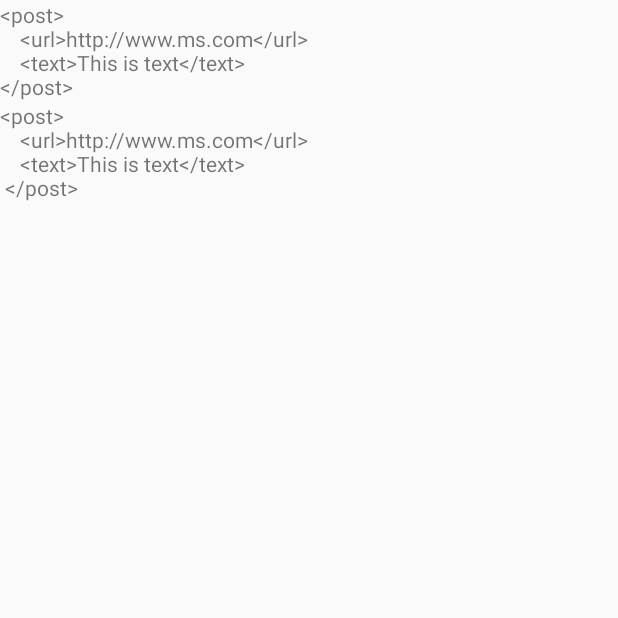
After one commit to MCristoni/AplicativoTutorial, an Android app: the TesteActivity screen opened directly, with no data from a screen before it, on a phone screen of 412 x 824 dp, the top half of it. The commit adds this screen. Run offline under Robolectric (Android 15) with nearby library versions, the phone set to English and light mode, and no system bars.

Commit message:
Layout para scroll de textview

```diff
--- a/app/build.gradle
+++ b/app/build.gradle
@@ -30,6 +30,7 @@ dependencies {
     compile 'com.android.support:appcompat-v7:25.1.1'
     compile 'com.android.support:design:25.2.0'
     compile 'br.com.livroandroid:android-utils:1.0.5'
-    compile "com.android.support:support-core-utils:25.2.0"
+    compile 'com.android.support:support-core-utils:25.2.0'
+    compile 'com.android.support.constraint:constraint-layout:1.0.2'
     testCompile 'junit:junit:4.12'
 }
--- a/app/src/main/AndroidManifest.xml
+++ b/app/src/main/AndroidManifest.xml
@@ -15,6 +15,7 @@
                 <category android:name="android.intent.category.LAUNCHER" />
             </intent-filter>
         </activity>
+        <activity android:name=".activity.TesteActivity"></activity>
     </application>
 
 </manifest>
--- /dev/null
+++ b/app/src/main/java/com/matheuscristoni/tutoriais/activity/TesteActivity.java
@@ -0,0 +1,18 @@
+package com.matheuscristoni.tutoriais.activity;
+
+import android.support.v7.app.AppCompatActivity;
+import android.os.Bundle;
+import android.widget.TextView;
+
+import com.matheuscristoni.tutoriais.R;
+
+public class TesteActivity extends AppCompatActivity {
+
+    @Override
+    protected void onCreate(Bundle savedInstanceState) {
+        super.onCreate(savedInstanceState);
+        setContentView(R.layout.activity_teste);
+
+        ((TextView)findViewById(R.id.test2)).setText(R.string.test);
+    }
+}
--- a/app/src/main/java/com/matheuscristoni/tutoriais/adapter/adapterListaAndroid.java
+++ b/app/src/main/java/com/matheuscristoni/tutoriais/adapter/adapterListaAndroid.java
@@ -1,6 +1,7 @@
 package com.matheuscristoni.tutoriais.adapter;
 
 import android.app.Activity;
+import android.content.Intent;
 import android.view.View;
 import android.view.ViewGroup;
 import android.widget.BaseAdapter;
@@ -12,6 +13,7 @@ import com.matheuscristoni.tutoriais.R;
 
 import java.util.List;
 
+import com.matheuscristoni.tutoriais.activity.TesteActivity;
 import com.matheuscristoni.tutoriais.constantes.Constantes;
 import com.matheuscristoni.tutoriais.constantes.Item;
 
@@ -73,6 +75,13 @@ public class adapterListaAndroid extends BaseAdapter
                     dialog.ShowDialog(context, item);
                 }
             });
+
+            btnPrevia.setOnClickListener(new View.OnClickListener() {
+                @Override
+                public void onClick(View v) {
+                    context.startActivity(new Intent(context, TesteActivity.class));
+                }
+            });
         }
     }
 }
--- /dev/null
+++ b/app/src/main/res/layout/activity_teste.xml
@@ -0,0 +1,37 @@
+<?xml version="1.0" encoding="utf-8"?>
+<ScrollView xmlns:android="http://schemas.android.com/apk/res/android"
+    android:layout_height="match_parent"
+    android:layout_width="match_parent">
+<LinearLayout
+    android:layout_height="match_parent"
+    android:layout_width="match_parent">
+    <HorizontalScrollView
+            android:layout_width="wrap_content"
+            android:layout_height="wrap_content">
+        <LinearLayout
+            android:layout_width="wrap_content"
+            android:layout_height="wrap_content"
+            android:orientation="vertical">
+            <TextView
+                android:id="@+id/test"
+                android:text="&lt;post&gt;\n\t&lt;url&gt;http://www.ms.com&lt;/url&gt;\n\t&lt;text&gt;This is text&lt;/text&gt;\n&lt;/post&gt;"
+                android:layout_width="wrap_content"
+                android:layout_height="wrap_content"
+                android:focusable="true"
+                android:focusableInTouchMode="true"
+                android:scrollHorizontally="true"
+                android:scrollbars="horizontal|vertical"/>
+
+            <TextView
+                android:id="@+id/test2"
+                android:text=""
+                android:layout_width="match_parent"
+                android:layout_height="wrap_content"
+                android:focusable="true"
+                android:focusableInTouchMode="true"
+                android:scrollHorizontally="true"
+                android:scrollbars="horizontal|vertical"/>
+        </LinearLayout>
+    </HorizontalScrollView>
+</LinearLayout>
+    </ScrollView>
--- a/app/src/main/res/values/strings.xml
+++ b/app/src/main/res/values/strings.xml
@@ -7,6 +7,12 @@
     <!-- C -->
     <string name="codigo">Code</string>
     <string name="configuracoes">Settings</string>
+    <string name="test">
+        <![CDATA[<post>]]>\n
+            \t<![CDATA[<url>http://www.ms.com</url>]]>\n
+            \t<![CDATA[<text>This is text</text>]]>\n
+        <![CDATA[</post>]]>
+    </string>
 
     <!-- D -->
 
@@ -58,7 +64,7 @@
     <!-- U -->
 
     <!-- V -->
-    <string name="vazio" translatable="false"/>
+    <string name="vazio" translatable="false" />
     <string name="icone_i">Icone_i</string>
 
     <!-- W -->
--- a/build.gradle
+++ b/build.gradle
@@ -5,7 +5,7 @@ buildscript {
         jcenter()
     }
     dependencies {
-        classpath 'com.android.tools.build:gradle:2.3.0'
+        classpath 'com.android.tools.build:gradle:2.3.2'
 
         // NOTE: Do not place your application dependencies here; they belong
         // in the individual module build.gradle files
```
Also changed, not shown: 152 other files.
